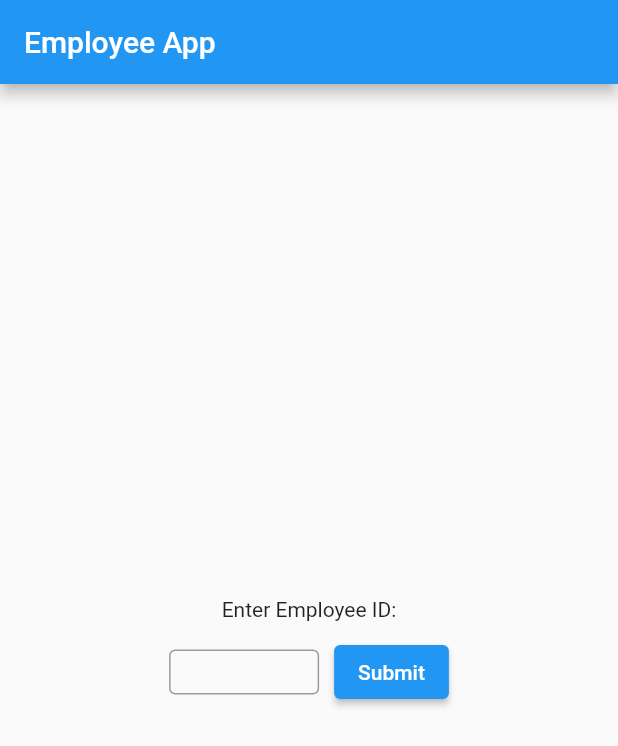
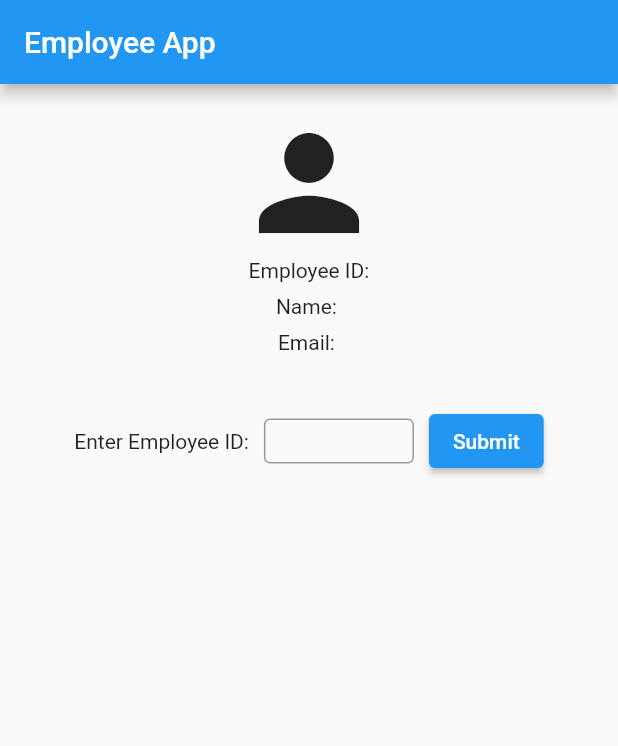
Before and after one commit to ierzet/learning_clean_architecture, a Flutter app: the first screen one second after launch, on a phone screen of 412 x 824 dp. Shown: the top 746 px of the screen. Run offline on Flutter 3.47's test engine with Material 2 defaults, Android fonts, the phone set to English and light mode, and no system bars; our stand-ins replace dartz, equatable, flutter_bloc, get_it, rxdart.

Commit message:
now app can fetch all data employee, all testing done except presentation pages

```diff
--- a/lib/features/employee/domain/entities/employee.dart
+++ b/lib/features/employee/domain/entities/employee.dart
@@ -14,7 +14,11 @@ class EmployeeEntity extends Equatable {
     required this.lastName,
     required this.avatar,
   });
-
+  /*@override
+  String toString() {
+    return 'EmployeeEntity(id: $id, email: $email, firstName: $firstName, lastName: $lastName, avatar: $avatar)';
+  }
+*/
   @override
   List<Object?> get props => [id, email, firstName, lastName, avatar];
 }
--- a/lib/features/employee/domain/repositories/employee_repository.dart
+++ b/lib/features/employee/domain/repositories/employee_repository.dart
@@ -4,4 +4,5 @@ import 'package:learning_clean_architecture/features/employee/domain/entities/em
 
 abstract class EmployeeRepository {
   Future<Either<Failure, EmployeeEntity>> getCurrentEmployee(int id);
+  Future<Either<Failure, List<EmployeeEntity>>> getCureentAllEmployees();
 }
--- /dev/null
+++ b/lib/features/employee/domain/usecases/get_current_list_employee.dart
@@ -0,0 +1,13 @@
+import 'package:dartz/dartz.dart';
+import 'package:learning_clean_architecture/core/error/failure.dart';
+import 'package:learning_clean_architecture/features/employee/domain/entities/employee.dart';
+import 'package:learning_clean_architecture/features/employee/domain/repositories/employee_repository.dart';
+
+class GetCurrentAllEmployeeUsecase {
+  final EmployeeRepository employeeRepository;
+
+  GetCurrentAllEmployeeUsecase(this.employeeRepository);
+  Future<Either<Failure, List<EmployeeEntity>>> execute() {
+    return employeeRepository.getCureentAllEmployees();
+  }
+}
--- a/lib/features/employee/presentation/bloc/employee_bloc.dart
+++ b/lib/features/employee/presentation/bloc/employee_bloc.dart
@@ -1,23 +1,52 @@
 import 'package:flutter_bloc/flutter_bloc.dart';
 import 'package:learning_clean_architecture/features/employee/domain/usecases/get_current_employee.dart';
+import 'package:learning_clean_architecture/features/employee/domain/usecases/get_current_list_employee.dart';
 import 'package:learning_clean_architecture/features/employee/presentation/bloc/employee_event.dart';
 import 'package:learning_clean_architecture/features/employee/presentation/bloc/employee_state.dart';
 import 'package:rxdart/rxdart.dart';
 
+//Employee
 class EmployeeBloc extends Bloc<EmployeeEvent, EmployeeState> {
   final GetCurrentEmployeeUseCase _getCurrentEmployeeUseCase;
 
-  EmployeeBloc(this._getCurrentEmployeeUseCase) : super(EmployeeEmpty()) {
+  EmployeeBloc(
+    this._getCurrentEmployeeUseCase,
+  ) : super(EmployeeEmpty()) {
     on<OnIdChanged>(
-      (event, emit) async {
+      _onIdChanged,
+      transformer: debounce(const Duration(milliseconds: 1000)),
+    );
+  }
+
+  void _onIdChanged(OnIdChanged event, Emitter<EmployeeState> emit) async {
     emit(EmployeeLoading());
+
     final result = await _getCurrentEmployeeUseCase.execute(event.id);
     result.fold(
       (failure) => emit(EmployeeLoadFailure(failure.message)),
       (data) => emit(EmployeeLoaded(data)),
     );
-      },
-      transformer: debounce(const Duration(milliseconds: 500)),
+  }
+}
+
+//All Employee
+class AllEmployeeBloc extends Bloc<AllEmployeeEvent, AllEmployeeState> {
+  final GetCurrentAllEmployeeUsecase _getCurrentAllEmployeeUsecase;
+
+  AllEmployeeBloc(
+    this._getCurrentAllEmployeeUsecase,
+  ) : super(AllEmployeeEmpty()) {
+    on<GetAllEmployee>(_getAllEmployee,
+        transformer: debounce(const Duration(milliseconds: 1000)));
+  }
+
+  void _getAllEmployee(
+      GetAllEmployee event, Emitter<AllEmployeeState> emit) async {
+    emit(AllEmployeeLoading());
+    final result = await _getCurrentAllEmployeeUsecase.execute();
+    result.fold(
+      (failure) => emit(AllEmployeeLoadFailure(failure.message)),
+      (data) => emit(AllEmployeeLoaded(data)),
     );
   }
 }
--- a/lib/features/employee/presentation/bloc/employee_event.dart
+++ b/lib/features/employee/presentation/bloc/employee_event.dart
@@ -15,3 +15,18 @@ class OnIdChanged extends EmployeeEvent {
   @override
   List<Object> get props => [id];
 }
+
+//////////////
+abstract class AllEmployeeEvent extends Equatable {
+  const AllEmployeeEvent();
+
+  @override
+  List<Object> get props => [];
+}
+
+class GetAllEmployee extends AllEmployeeEvent {
+  const GetAllEmployee();
+
+  @override
+  List<Object> get props => [];
+}
--- a/lib/features/employee/presentation/bloc/employee_state.dart
+++ b/lib/features/employee/presentation/bloc/employee_state.dart
@@ -30,3 +30,33 @@ class EmployeeLoadFailure extends EmployeeState {
   @override
   List<Object> get props => [message];
 }
+
+////////////////
+abstract class AllEmployeeState extends Equatable {
+  const AllEmployeeState();
+
+  @override
+  List<Object> get props => [];
+}
+
+class AllEmployeeEmpty extends AllEmployeeState {}
+
+class AllEmployeeLoading extends AllEmployeeState {}
+
+class AllEmployeeLoaded extends AllEmployeeState {
+  final List<EmployeeEntity> result;
+
+  const AllEmployeeLoaded(this.result);
+
+  @override
+  List<Object> get props => [result];
+}
+
+class AllEmployeeLoadFailure extends AllEmployeeState {
+  final String message;
+
+  const AllEmployeeLoadFailure(this.message);
+
+  @override
+  List<Object> get props => [message];
+}
--- a/lib/features/employee/presentation/pages/home.dart
+++ b/lib/features/employee/presentation/pages/home.dart
@@ -19,14 +19,53 @@ class Home extends StatelessWidget {
         child: Column(
           mainAxisAlignment: MainAxisAlignment.center,
           children: [
-            const Text('Enter Employee ID:'),
+            const EmployeeResult(),
             const SizedBox(height: 10),
             EmployeeIdInput(),
-            const SizedBox(height: 10),
-            const EmployeeResult(),
+            const SizedBox(height: 20), // Add some spacing
+            const Expanded(child: AllEmployeeList()), // Display all employees
           ],
         ),
       ),
+    );
+  }
+}
+
+class AllEmployeeList extends StatelessWidget {
+  const AllEmployeeList({Key? key}) : super(key: key);
+
+  @override
+  Widget build(BuildContext context) {
+    context.read<AllEmployeeBloc>().add(const GetAllEmployee());
+
+    return BlocBuilder<AllEmployeeBloc, AllEmployeeState>(
+      builder: (context, state) {
+        if (state is AllEmployeeLoading) {
+          return const CircularProgressIndicator();
+        } else if (state is AllEmployeeLoaded) {
+          final allEmployees = state.result;
+
+          return ListView.builder(
+            itemCount: allEmployees.length,
+            itemBuilder: (context, index) {
+              final employee = allEmployees[index];
+
+              return ListTile(
+                leading: CircleAvatar(
+                  radius: 30,
+                  backgroundImage: NetworkImage(employee.avatar),
+                ),
+                title: Text('${employee.firstName} ${employee.lastName}'),
+                subtitle: Text('Email: ${employee.email}'),
+              );
+            },
+          );
+        } else if (state is AllEmployeeLoadFailure) {
+          return Text(state.message);
+        } else {
+          return const SizedBox();
+        }
+      },
     );
   }
 }
@@ -41,6 +80,8 @@ class EmployeeIdInput extends StatelessWidget {
     return Row(
       mainAxisAlignment: MainAxisAlignment.center,
       children: [
+        const Text('Enter Employee ID:'),
+        const SizedBox(width: 10),
         SizedBox(
           height: 30,
           width: 100,
@@ -77,30 +118,45 @@ class EmployeeResult extends StatelessWidget {
         if (state is EmployeeLoading) {
           return const CircularProgressIndicator();
         } else if (state is EmployeeLoaded) {
+          final employee = state.result;
+
           return Container(
             padding: const EdgeInsets.all(16),
             child: Column(
               children: [
-                Text('Employee ID: ${state.result.id}'),
+                CircleAvatar(
+                  backgroundImage: NetworkImage(employee.avatar),
+                  radius: 50, // Adjust the radius as needed
+                ),
+                Text('Employee ID: ${employee.id}'),
                 const SizedBox(height: 8),
-                Text(
-                    'Name: ${state.result.firstName} ${state.result.lastName}'),
+                Text('Name: ${employee.firstName} ${employee.lastName}'),
                 const SizedBox(height: 8),
-                Text('Email: ${state.result.email}'),
-                Text('avatar: ${state.result.avatar}'),
-                Image.network(
-                  state.result.avatar,
-                  width: 100,
-                  height: 100,
-                  fit: BoxFit.cover,
-                ),
+                Text('Email: ${employee.email}'),
+                const SizedBox(height: 8),
               ],
             ),
           );
         } else if (state is EmployeeLoadFailure) {
           return Text(state.message);
         } else {
-          return const SizedBox();
+          return Container(
+            padding: const EdgeInsets.all(16),
+            child: const Column(
+              children: [
+                Icon(
+                  Icons.person, // Change to the desired Flutter icon
+                  size: 100, // Adjust the size of the icon
+                ),
+                Text('Employee ID:'),
+                SizedBox(height: 8),
+                Text('Name: '),
+                SizedBox(height: 8),
+                Text('Email: '),
+                SizedBox(height: 8),
+              ],
+            ),
+          );
         }
       },
     );
--- /dev/null
+++ b/lib/fetch_api.dart
@@ -0,0 +1,69 @@
+import 'dart:convert';
+import 'package:flutter/material.dart';
+import 'package:http/http.dart' as http;
+import 'package:learning_clean_architecture/core/constansts/constants.dart';
+import 'package:learning_clean_architecture/core/error/exception.dart';
+import 'package:learning_clean_architecture/features/employee/data/models/employee_model.dart';
+
+Future<List<EmployeeModel>> getWordsData() async {
+  final client = http.Client();
+  final response = await client.get(Uri.parse(Urls.currentAllEmployee()));
+
+  if (response.statusCode == 200) {
+    //final List<dynamic> employeeJson = json.decode(response.body);
+    //return employeeJson.map((e) => EmployeeModel.fromJson(e)).toList();
+    return EmployeeModel.fromJsonList(json.decode(response.body));
+  } else {
+    throw ServerException();
+  }
+}
+
+//https://reqres.in/api/users?page=2
+
+class MyApp2 extends StatelessWidget {
+  final Future<List<EmployeeModel>> employeeData;
+
+  MyApp2({Key? key})
+      : employeeData = getWordsData(), // Initialize the Future with the data
+        super(key: key);
+
+  @override
+  Widget build(BuildContext context) {
+    return MaterialApp(
+      debugShowCheckedModeBanner: false,
+      title: 'Employee App',
+      home: Scaffold(
+        appBar: AppBar(
+          title: const Text('Employee List'),
+        ),
+        body: FutureBuilder<List<EmployeeModel>>(
+          future: employeeData,
+          builder: (context, snapshot) {
+            if (snapshot.connectionState == ConnectionState.waiting) {
+              return const Center(child: CircularProgressIndicator());
+            } else if (snapshot.hasError) {
+              return Center(child: Text('Error: ${snapshot.error}'));
+            } else if (!snapshot.hasData || snapshot.data!.isEmpty) {
+              return const Center(child: Text('No data available'));
+            } else {
+              // Build your ListView.builder here using snapshot.data
+              return ListView.builder(
+                itemCount: snapshot.data!.length,
+                itemBuilder: (context, index) {
+                  final employee = snapshot.data![index];
+                  return ListTile(
+                    title: Text(employee.firstName),
+                    subtitle: Text(employee.email),
+                    leading: CircleAvatar(
+                      backgroundImage: NetworkImage(employee.avatar),
+                    ),
+                  );
+                },
+              );
+            }
+          },
+        ),
+      ),
+    );
+  }
+}
--- a/lib/main.dart
+++ b/lib/main.dart
@@ -7,6 +7,9 @@ import 'package:learning_clean_architecture/injection_container.dart' as di;
 void main() {
   di.init();
   runApp(const MyApp());
+  //getWordsData();
+
+  //runApp(MyApp2());
 }
 
 class MyApp extends StatelessWidget {
@@ -14,8 +17,11 @@ class MyApp extends StatelessWidget {
 
   @override
   Widget build(BuildContext context) {
-    return BlocProvider(
-      create: (context) => di.sl<EmployeeBloc>(),
+    return MultiBlocProvider(
+      providers: [
+        BlocProvider(create: (context) => di.sl<EmployeeBloc>()),
+        BlocProvider(create: (context) => di.sl<AllEmployeeBloc>()),
+      ],
       child: const MaterialApp(
         debugShowCheckedModeBanner: false,
         title: 'Employee App',
@@ -24,3 +30,36 @@ class MyApp extends StatelessWidget {
     );
   }
 }
+
+
+// Your code looks great! You've implemented the BLoC pattern for both
+//individual employee data and all employee data. The UI components are
+//interacting with the BLoCs to display the data and handle user interactions.
+
+// A few things to consider for further improvements:
+
+// TODO: Debouncing: You've already defined the debounce function and are using it as
+// a transformer for your events. This is good for preventing unnecessary API
+//calls in quick succession. Just make sure that it's working as expected and
+//providing the desired behavior.
+
+// Context Read vs. Watch: In your UI components, you're using context.read to
+//dispatch events to your BLoCs. This is fine for your current use case, but as
+//your app grows, you might need to consider using context.watch for scenarios
+//where you need to rebuild your UI in response to changes in the state without
+// needing to trigger new events.
+
+// Error Handling: You've already handled the EmployeeLoadFailure and
+//AllEmployeeLoadFailure states in your UI components. This is good for
+//displaying error messages to users. Additionally, you could consider adding
+//more detailed error handling and logging at different levels in your app to
+//help diagnose issues during development and user feedback.
+
+// Optimization: Your code is functional and follows best practices for the
+//BLoC pattern. However, as your app evolves, you might want to consider
+//optimizations such as code splitting, lazy loading, and memoization to
+//improve performance and maintainability.
+
+// Overall, you've done a great job implementing the BLoC pattern in your app.
+//It's well-structured and follows the best practices. If you have any more
+//questions or need further assistance, feel free to ask!
```
Also changed, not shown: lib/core/constansts/constants.dart (+5 -2 lines), lib/features/employee/data/datasources/remote_data_source_all_employee.dart (added, +29 -0 lines), lib/features/employee/data/models/employee_model.dart (+46 -0 lines), lib/features/employee/data/repositories/employee_repository_impl.dart (+27 -2 lines), lib/injection_container.dart (+8 -0 lines), 7 other files. Lines whose indentation alone changed are shown as unchanged.
